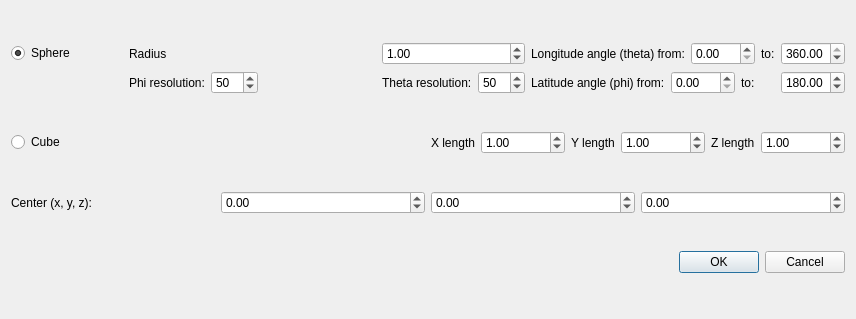
Qt form forms/createprimitivedlg.ui (RasmusRPaulsen/Sumatra) before a commit.
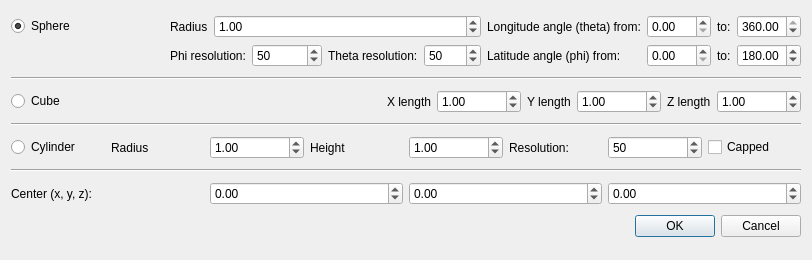
The same form after that commit.

Patch:
```diff
--- a/forms/createprimitivedlg.ui
+++ b/forms/createprimitivedlg.ui
@@ -6,51 +6,16 @@
    <rect>
     <x>0</x>
     <y>0</y>
-    <width>856</width>
-    <height>319</height>
+    <width>812</width>
+    <height>260</height>
    </rect>
   </property>
   <property name="windowTitle">
    <string>Dialog</string>
   </property>
-  <layout class="QGridLayout" name="gridLayout_2">
+  <layout class="QGridLayout" name="gridLayout_3">
    <item row="0" column="0">
-    <layout class="QGridLayout" name="gridLayout">
-     <item row="0" column="4">
-      <layout class="QHBoxLayout" name="horizontalLayout">
-       <item>
-        <widget class="QLabel" name="label_2">
-         <property name="text">
-          <string>Longitude angle (theta) from:</string>
-         </property>
-        </widget>
-       </item>
-       <item>
-        <widget class="QDoubleSpinBox" name="sphereThetaStartSpn">
-         <property name="maximum">
-          <double>360.000000000000000</double>
-         </property>
-        </widget>
-       </item>
-       <item>
-        <widget class="QLabel" name="label_3">
-         <property name="text">
-          <string>to:</string>
-         </property>
-        </widget>
-       </item>
-       <item>
-        <widget class="QDoubleSpinBox" name="sphereThetaEndSpn">
-         <property name="maximum">
-          <double>360.000000000000000</double>
-         </property>
-         <property name="value">
-          <double>360.000000000000000</double>
-         </property>
-        </widget>
-       </item>
-      </layout>
-     </item>
+    <layout class="QGridLayout" name="gridLayout_2">
      <item row="0" column="0">
       <widget class="QRadioButton" name="sphereBtn">
        <property name="text">
@@ -62,36 +27,81 @@
       </widget>
      </item>
      <item row="0" column="1" colspan="2">
-      <widget class="QLabel" name="label">
-       <property name="text">
-        <string>Radius</string>
-       </property>
-      </widget>
+      <layout class="QFormLayout" name="formLayout">
+       <item row="0" column="0">
+        <widget class="QLabel" name="label">
+         <property name="text">
+          <string>Radius</string>
+         </property>
+        </widget>
+       </item>
+       <item row="0" column="1">
+        <widget class="QDoubleSpinBox" name="sphereRadiusSpn">
+         <property name="maximum">
+          <double>1000000000.000000000000000</double>
+         </property>
+         <property name="value">
+          <double>1.000000000000000</double>
+         </property>
+        </widget>
+       </item>
+      </layout>
      </item>
-     <item row="1" column="4">
-      <layout class="QHBoxLayout" name="horizontalLayout_2">
-       <item>
+     <item row="0" column="3" rowspan="2">
+      <layout class="QGridLayout" name="gridLayout">
+       <item row="1" column="0">
         <widget class="QLabel" name="label_4">
          <property name="text">
           <string>Latitude angle (phi) from:</string>
          </property>
         </widget>
        </item>
-       <item>
+       <item row="1" column="2">
         <widget class="QDoubleSpinBox" name="spherePhiStartSpn">
          <property name="maximum">
           <double>360.000000000000000</double>
          </property>
         </widget>
        </item>
-       <item>
+       <item row="1" column="4">
         <widget class="QLabel" name="label_5">
          <property name="text">
           <string>to:</string>
          </property>
         </widget>
        </item>
-       <item>
+       <item row="0" column="0" colspan="2">
+        <widget class="QLabel" name="label_2">
+         <property name="text">
+          <string>Longitude angle (theta) from:</string>
+         </property>
+        </widget>
+       </item>
+       <item row="0" column="2">
+        <widget class="QDoubleSpinBox" name="sphereThetaStartSpn">
+         <property name="maximum">
+          <double>360.000000000000000</double>
+         </property>
+        </widget>
+       </item>
+       <item row="0" column="4">
+        <widget class="QLabel" name="label_3">
+         <property name="text">
+          <string>to:</string>
+         </property>
+        </widget>
+       </item>
+       <item row="0" column="5">
+        <widget class="QDoubleSpinBox" name="sphereThetaEndSpn">
+         <property name="maximum">
+          <double>360.000000000000000</double>
+         </property>
+         <property name="value">
+          <double>360.000000000000000</double>
+         </property>
+        </widget>
+       </item>
+       <item row="1" column="5">
         <widget class="QDoubleSpinBox" name="spherePhiEndSpn">
          <property name="maximum">
           <double>360.000000000000000</double>
@@ -103,16 +113,6 @@
        </item>
       </layout>
      </item>
-     <item row="0" column="3">
-      <widget class="QDoubleSpinBox" name="sphereRadiusSpn">
-       <property name="maximum">
-        <double>1000000000.000000000000000</double>
-       </property>
-       <property name="value">
-        <double>1.000000000000000</double>
-       </property>
-      </widget>
-     </item>
      <item row="1" column="1">
       <layout class="QHBoxLayout" name="horizontalLayout_4">
        <item>
@@ -134,7 +134,7 @@
        </item>
       </layout>
      </item>
-     <item row="1" column="3">
+     <item row="1" column="2">
       <layout class="QHBoxLayout" name="horizontalLayout_3">
        <item>
         <widget class="QLabel" name="label_6">
@@ -158,6 +158,13 @@
     </layout>
    </item>
    <item row="1" column="0">
+    <widget class="Line" name="line">
+     <property name="orientation">
+      <enum>Qt::Horizontal</enum>
+     </property>
+    </widget>
+   </item>
+   <item row="2" column="0">
     <layout class="QHBoxLayout" name="horizontalLayout_7">
      <item>
       <widget class="QRadioButton" name="cubeBtn">
@@ -232,7 +239,93 @@
      </item>
     </layout>
    </item>
-   <item row="2" column="0">
+   <item row="3" column="0">
+    <widget class="Line" name="line_2">
+     <property name="orientation">
+      <enum>Qt::Horizontal</enum>
+     </property>
+    </widget>
+   </item>
+   <item row="4" column="0">
+    <layout class="QHBoxLayout" name="horizontalLayout_8">
+     <item>
+      <widget class="QRadioButton" name="cylinderBtn">
+       <property name="text">
+        <string>Cylinder</string>
+       </property>
+      </widget>
+     </item>
+     <item>
+      <widget class="QLabel" name="label_12">
+       <property name="text">
+        <string>Radius</string>
+       </property>
+      </widget>
+     </item>
+     <item>
+      <widget class="QDoubleSpinBox" name="cylinderRadiusSpn">
+       <property name="maximum">
+        <double>1000000000.000000000000000</double>
+       </property>
+       <property name="value">
+        <double>1.000000000000000</double>
+       </property>
+      </widget>
+     </item>
+     <item>
+      <widget class="QLabel" name="label_13">
+       <property name="text">
+        <string>Height</string>
+       </property>
+      </widget>
+     </item>
+     <item>
+      <widget class="QDoubleSpinBox" name="cylinderLengthSpn">
+       <property name="minimum">
+        <double>0.000000000000000</double>
+       </property>
+       <property name="maximum">
+        <double>100000000000.000000000000000</double>
+       </property>
+       <property name="value">
+        <double>1.000000000000000</double>
+       </property>
+      </widget>
+     </item>
+     <item>
+      <widget class="QLabel" name="label_14">
+       <property name="text">
+        <string>Resolution:</string>
+       </property>
+      </widget>
+     </item>
+     <item>
+      <widget class="QSpinBox" name="cylinderResSpn">
+       <property name="maximum">
+        <number>500</number>
+       </property>
+       <property name="value">
+        <number>50</number>
+       </property>
+      </widget>
+     </item>
+     <item>
+      <widget class="QCheckBox" name="cylinderCappedChk">
+       <property name="text">
+        <string>Capped</string>
+       </property>
+      </widget>
+     </item>
+    </layout>
+   </item>
+   <item row="5" column="0">
+    <widget class="Line" name="line_3">
+     <property name="orientation">
+      <enum>Qt::Horizontal</enum>
+     </property>
+    </widget>
+   </item>
+   <item row="6" column="0">
     <layout class="QHBoxLayout" name="horizontalLayout_5">
      <item>
       <widget class="QLabel" name="label_8">
@@ -273,7 +366,7 @@
      </item>
     </layout>
    </item>
-   <item row="3" column="0">
+   <item row="7" column="0">
     <widget class="QDialogButtonBox" name="buttonBox">
      <property name="orientation">
       <enum>Qt::Horizontal</enum>
```
